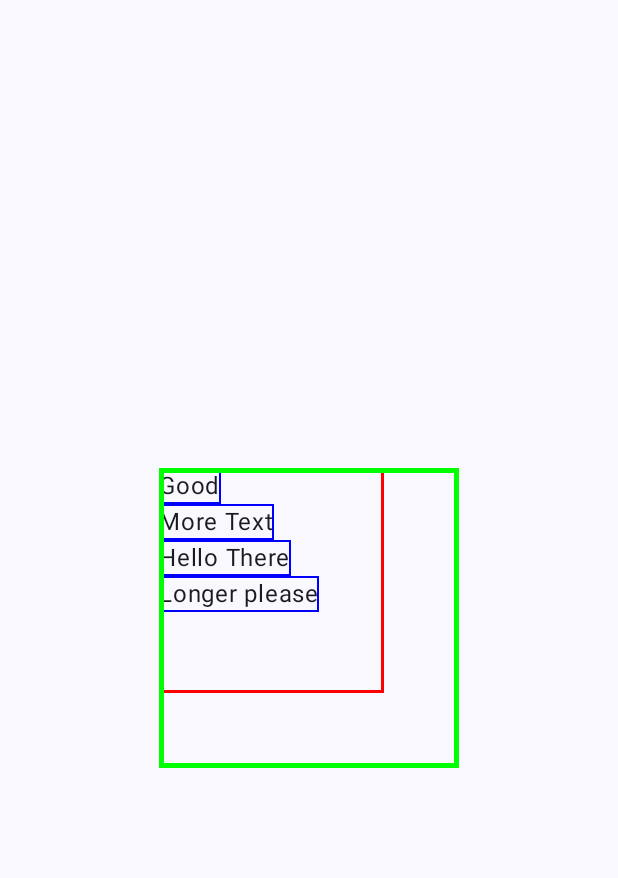
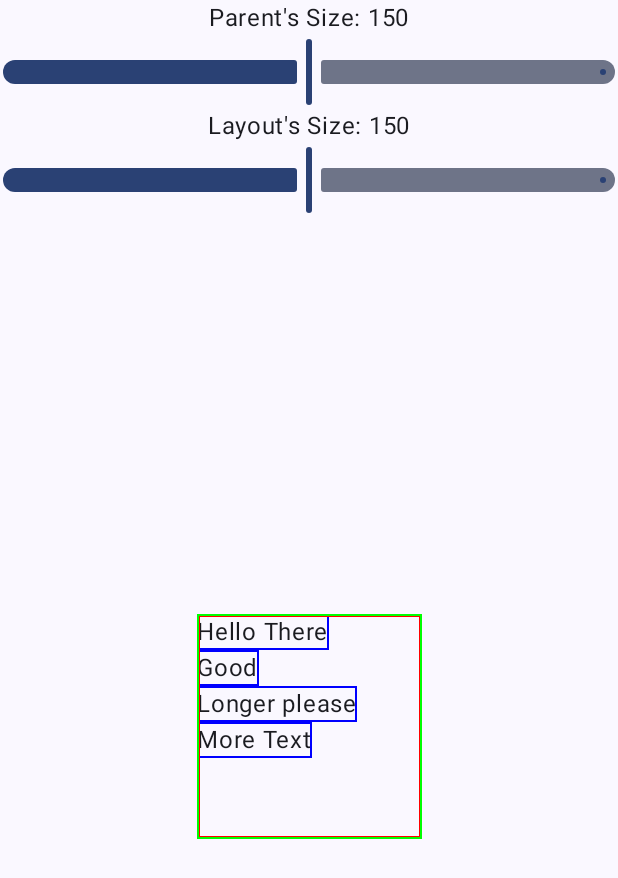
Before and after one commit to elye/demo_android_jetpack_compose_custom_layout, an Android app built with Jetpack Compose: the LayoutSizeExperimentActivity screen opened directly, with no data from a screen before it, on a phone screen of 412 x 824 dp. Shown: the top 878 px of the screen. Run offline under Robolectric (Android 15) with nearby library versions, the phone set to English and light mode, and no system bars.

Commit message:
Add some layout experimental activities

```diff
--- a/app/src/main/AndroidManifest.xml
+++ b/app/src/main/AndroidManifest.xml
@@ -25,5 +25,6 @@
         </activity>
         <activity android:name=".AutoWidthSortColumnActivity" />
         <activity android:name=".LayoutSizeExperimentActivity" />
+        <activity android:name=".LayoutModifierSizeExperimentActivity" />
     </application>
 </manifest>
--- a/app/src/main/java/com/example/customlayout/LayoutSizeExperimentActivity.kt
+++ b/app/src/main/java/com/example/customlayout/LayoutSizeExperimentActivity.kt
@@ -10,14 +10,19 @@ import androidx.compose.foundation.layout.Column
 import androidx.compose.foundation.layout.fillMaxSize
 import androidx.compose.foundation.layout.size
 import androidx.compose.material3.MaterialTheme
+import androidx.compose.material3.Slider
 import androidx.compose.material3.Surface
 import androidx.compose.material3.Text
 import androidx.compose.runtime.Composable
+import androidx.compose.runtime.mutableStateOf
+import androidx.compose.runtime.getValue
+import androidx.compose.runtime.remember
+import androidx.compose.runtime.setValue
 import androidx.compose.ui.Alignment
 import androidx.compose.ui.Modifier
 import androidx.compose.ui.graphics.Color
 import androidx.compose.ui.layout.Layout
-import androidx.compose.ui.tooling.preview.Preview
+import androidx.compose.ui.unit.Dp
 import androidx.compose.ui.unit.dp
 import com.example.customlayout.ui.theme.CustomLayoutTheme
 
@@ -38,16 +43,36 @@ class LayoutSizeExperimentActivity : ComponentActivity() {
     }
 
     @Composable
-    fun Greeting(modifier: Modifier = Modifier) {
+    fun Greeting() {
         Column(
             horizontalAlignment = Alignment.CenterHorizontally,
-            verticalArrangement = Arrangement.Center
+        ) {
+            var parentSize by remember { mutableStateOf(150) }
+            Text(text = "Parent's Size: $parentSize")
+            Slider(
+                value = parentSize.toFloat(),
+                onValueChange = { parentSize = it.toInt() },
+                valueRange = 0f..300f
+            )
+            var layoutSize by remember { mutableStateOf(150) }
+            Text(text = "Layout's Size: $layoutSize")
+            Slider(
+                value = layoutSize.toFloat(),
+                onValueChange = { layoutSize = it.toInt() },
+                valueRange = 0f..300f
+            )
+            Column(
+                horizontalAlignment = Alignment.CenterHorizontally,
+                verticalArrangement = Arrangement.Center,
+                modifier = Modifier.fillMaxSize()
             ) {
                 Box(
-                modifier = Modifier.size(200.dp).border(3.dp, Color.Green)
+                    modifier = Modifier
+                        .size(parentSize.dp)
+                        .border(1.dp, Color.Green)
                 ) {
                     val textModifier = Modifier.border(1.dp, Color.Blue)
-                CustomLayout(Modifier.size(150.dp)) {
+                    CustomLayout(layoutSize.dp, Modifier.size(parentSize.dp)) {
                         Text("Hello There", modifier = textModifier)
                         Text("Good", modifier = textModifier)
                         Text("Longer please", modifier = textModifier)
@@ -57,8 +82,14 @@ class LayoutSizeExperimentActivity : ComponentActivity() {
             }
         }
 
+    }
+
     @Composable
-    fun CustomLayout(modifier: Modifier = Modifier, content: @Composable () -> Unit) {
+    fun CustomLayout(
+        layoutSize: Dp,
+        modifier: Modifier = Modifier,
+        content: @Composable () -> Unit
+    ) {
         Layout(
             modifier = modifier.border(2.dp, Color.Red),
             content = content
@@ -69,9 +100,9 @@ class LayoutSizeExperimentActivity : ComponentActivity() {
             )
             val placaebles = measurables.map { measurable ->
                 measurable.measure(constraints = looseConstraints)
-            }.sortedBy { it.width }
+            }
 
-            layout(150.dp.roundToPx(), 150.dp.roundToPx()) {
+            layout(layoutSize.roundToPx(), layoutSize.roundToPx()) {
                 var y = 0
 
                 placaebles.forEach { placeable ->
--- a/app/src/main/java/com/example/customlayout/MainActivity.kt
+++ b/app/src/main/java/com/example/customlayout/MainActivity.kt
@@ -44,6 +44,7 @@ class MainActivity : ComponentActivity() {
         ) {
             ButtonLauncher(AutoWidthSortColumnActivity::class)
             ButtonLauncher(LayoutSizeExperimentActivity::class)
+            ButtonLauncher(LayoutModifierSizeExperimentActivity::class)
         }
     }
 
```
Also changed, not shown: app/src/main/java/com/example/customlayout/LayoutModifierSizeExperimentActivity.kt (added, +126 -0 lines). Lines whose indentation alone changed are shown as unchanged.
